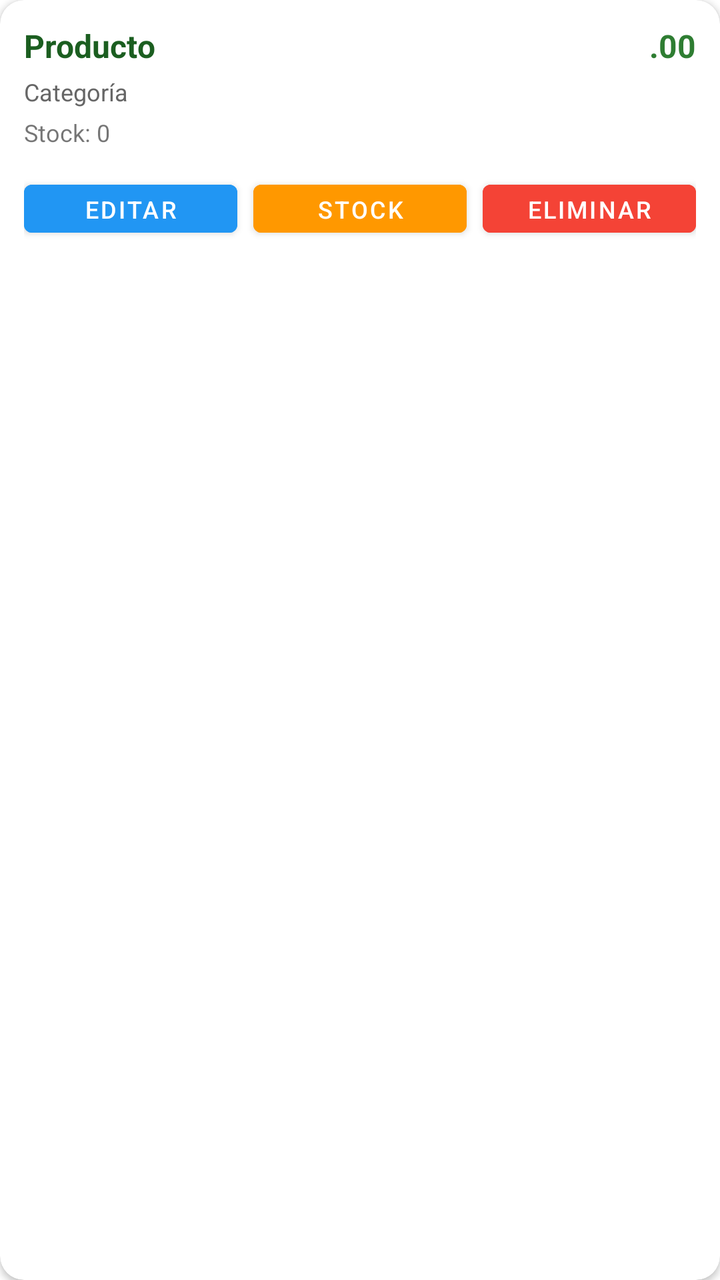
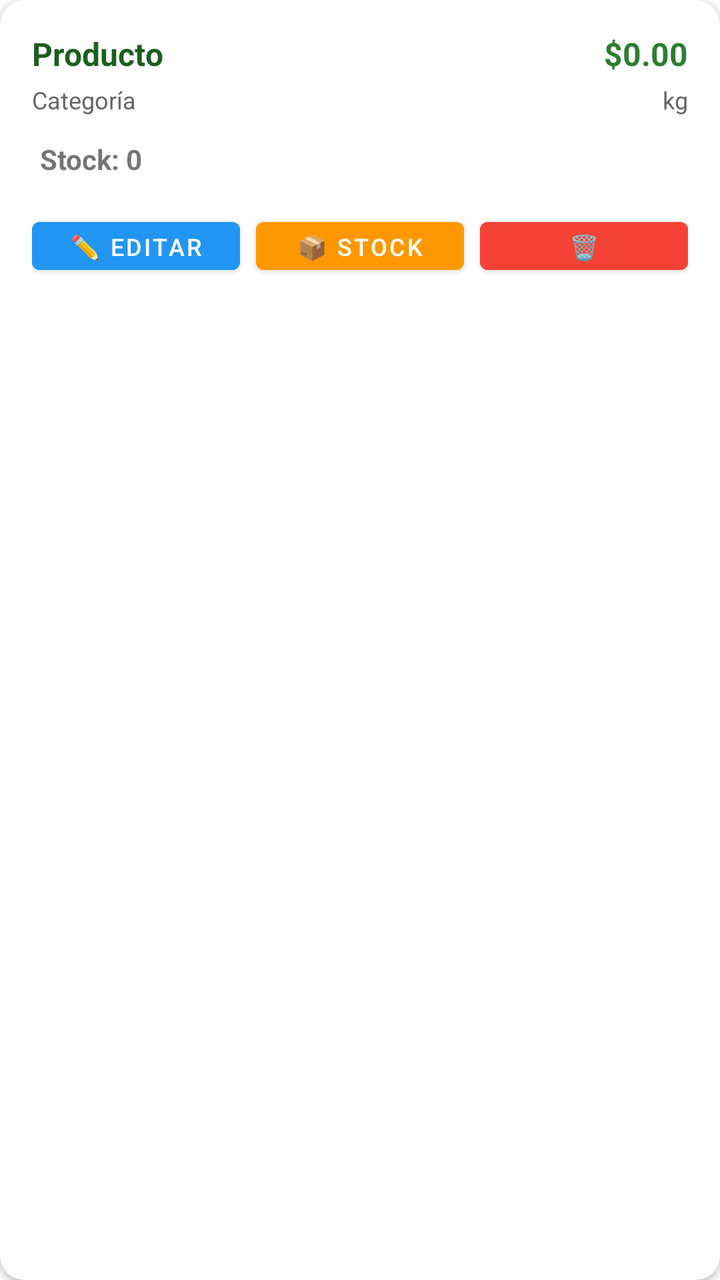

Before-and-after screenshots of an Android layout around one commit, followed by the original layout XML and the change that was made.
<!-- AndroidManifest.xml: application theme Theme.MaterialComponents.Light.NoActionBar -->
<!-- res/layout/item_admin_product.xml -->
﻿<?xml version="1.0" encoding="utf-8"?>
<androidx.cardview.widget.CardView xmlns:android="http://schemas.android.com/apk/res/android"
    xmlns:app="http://schemas.android.com/apk/res-auto"
    android:layout_width="match_parent"
    android:layout_height="wrap_content"
    android:layout_margin="8dp"
    app:cardCornerRadius="12dp"
    app:cardElevation="2dp">

    <LinearLayout
        android:layout_width="match_parent"
        android:layout_height="wrap_content"
        android:orientation="vertical"
        android:padding="12dp">

        <LinearLayout
            android:layout_width="match_parent"
            android:layout_height="wrap_content"
            android:orientation="horizontal"
            android:gravity="center_vertical">

            <TextView
                android:id="@+id/tvProductName"
                android:layout_width="0dp"
                android:layout_height="wrap_content"
                android:layout_weight="1"
                android:text="Producto"
                android:textSize="16sp"
                android:textStyle="bold"
                android:textColor="#1B5E20" />

            <TextView
                android:id="@+id/tvProductPrice"
                android:layout_width="wrap_content"
                android:layout_height="wrap_content"
                android:text=".00"
                android:textSize="16sp"
                android:textStyle="bold"
                android:textColor="#2E7D32" />

        </LinearLayout>

        <TextView
            android:id="@+id/tvProductCategory"
            android:layout_width="match_parent"
            android:layout_height="wrap_content"
            android:text="Categoría"
            android:textSize="12sp"
            android:textColor="#666666"
            android:layout_marginTop="4dp" />

        <TextView
            android:id="@+id/tvProductStock"
            android:layout_width="match_parent"
            android:layout_height="wrap_content"
            android:text="Stock: 0"
            android:textSize="12sp"
            android:layout_marginTop="4dp" />

        <LinearLayout
            android:layout_width="match_parent"
            android:layout_height="wrap_content"
            android:orientation="horizontal"
            android:layout_marginTop="12dp">

            <Button
                android:id="@+id/btnEditProduct"
                android:layout_width="0dp"
                android:layout_height="36dp"
                android:layout_weight="1"
                android:text="Editar"
                android:textSize="12sp"
                android:backgroundTint="#2196F3"
                android:layout_marginEnd="4dp" />

            <Button
                android:id="@+id/btnUpdateStock"
                android:layout_width="0dp"
                android:layout_height="36dp"
                android:layout_weight="1"
                android:text="Stock"
                android:textSize="12sp"
                android:backgroundTint="#FF9800"
                android:layout_marginStart="4dp"
                android:layout_marginEnd="4dp" />

            <Button
                android:id="@+id/btnDeleteProduct"
                android:layout_width="0dp"
                android:layout_height="36dp"
                android:layout_weight="1"
                android:text="Eliminar"
                android:textSize="12sp"
                android:backgroundTint="#F44336"
                android:layout_marginStart="4dp" />

        </LinearLayout>

    </LinearLayout>

</androidx.cardview.widget.CardView>
<!-- resources referenced by this layout -->
<resources>
  <style name="Theme.MaterialComponents.Light.NoActionBar" parent="Theme.MaterialComponents.Light">
          <item name="windowActionBar">false</item>
          <item name="windowNoTitle">true</item>
          <item name="colorPrimary">#2E7D32</item>
          <item name="colorPrimaryVariant">#1B5E20</item>
          <item name="colorAccent">#388E3C</item>
      </style>
</resources>

<!-- the commit's change to res/layout/item_admin_product.xml (unified diff, before → after) -->
@@ -1,6 +1,7 @@
 ﻿<?xml version="1.0" encoding="utf-8"?>
 <androidx.cardview.widget.CardView xmlns:android="http://schemas.android.com/apk/res/android"
     xmlns:app="http://schemas.android.com/apk/res-auto"
+    android:id="@+id/cardView"
     android:layout_width="match_parent"
     android:layout_height="wrap_content"
     android:layout_margin="8dp"
@@ -11,8 +12,9 @@
         android:layout_width="match_parent"
         android:layout_height="wrap_content"
         android:orientation="vertical"
-        android:padding="12dp">
+        android:padding="16dp">
 
+        
         <LinearLayout
             android:layout_width="match_parent"
             android:layout_height="wrap_content"
@@ -33,30 +35,51 @@
                 android:id="@+id/tvProductPrice"
                 android:layout_width="wrap_content"
                 android:layout_height="wrap_content"
-                android:text=".00"
+                android:text="$0.00"
                 android:textSize="16sp"
                 android:textStyle="bold"
                 android:textColor="#2E7D32" />
 
         </LinearLayout>
 
-        <TextView
-            android:id="@+id/tvProductCategory"
+        
+        <LinearLayout
             android:layout_width="match_parent"
             android:layout_height="wrap_content"
-            android:text="Categoría"
-            android:textSize="12sp"
-            android:textColor="#666666"
-            android:layout_marginTop="4dp" />
+            android:orientation="horizontal"
+            android:layout_marginTop="4dp">
 
+            <TextView
+                android:id="@+id/tvProductCategory"
+                android:layout_width="0dp"
+                android:layout_height="wrap_content"
+                android:layout_weight="1"
+                android:text="Categoría"
+                android:textSize="12sp"
+                android:textColor="#666666" />
+
+            <TextView
+                android:id="@+id/tvProductUnit"
+                android:layout_width="wrap_content"
+                android:layout_height="wrap_content"
+                android:text="kg"
+                android:textSize="12sp"
+                android:textColor="#666666" />
+
+        </LinearLayout>
+
+        
         <TextView
             android:id="@+id/tvProductStock"
             android:layout_width="match_parent"
             android:layout_height="wrap_content"
             android:text="Stock: 0"
-            android:textSize="12sp"
-            android:layout_marginTop="4dp" />
+            android:textSize="14sp"
+            android:textStyle="bold"
+            android:layout_marginTop="8dp"
+            android:padding="4dp" />
 
+        
         <LinearLayout
             android:layout_width="match_parent"
             android:layout_height="wrap_content"
@@ -68,7 +91,7 @@
                 android:layout_width="0dp"
                 android:layout_height="36dp"
                 android:layout_weight="1"
-                android:text="Editar"
+                android:text="✏️ Editar"
                 android:textSize="12sp"
                 android:backgroundTint="#2196F3"
                 android:layout_marginEnd="4dp" />
@@ -78,7 +101,7 @@
                 android:layout_width="0dp"
                 android:layout_height="36dp"
                 android:layout_weight="1"
-                android:text="Stock"
+                android:text="📦 Stock"
                 android:textSize="12sp"
                 android:backgroundTint="#FF9800"
                 android:layout_marginStart="4dp"
@@ -89,7 +112,7 @@
                 android:layout_width="0dp"
                 android:layout_height="36dp"
                 android:layout_weight="1"
-                android:text="Eliminar"
+                android:text="🗑️ Eliminar"
                 android:textSize="12sp"
                 android:backgroundTint="#F44336"
                 android:layout_marginStart="4dp" />
